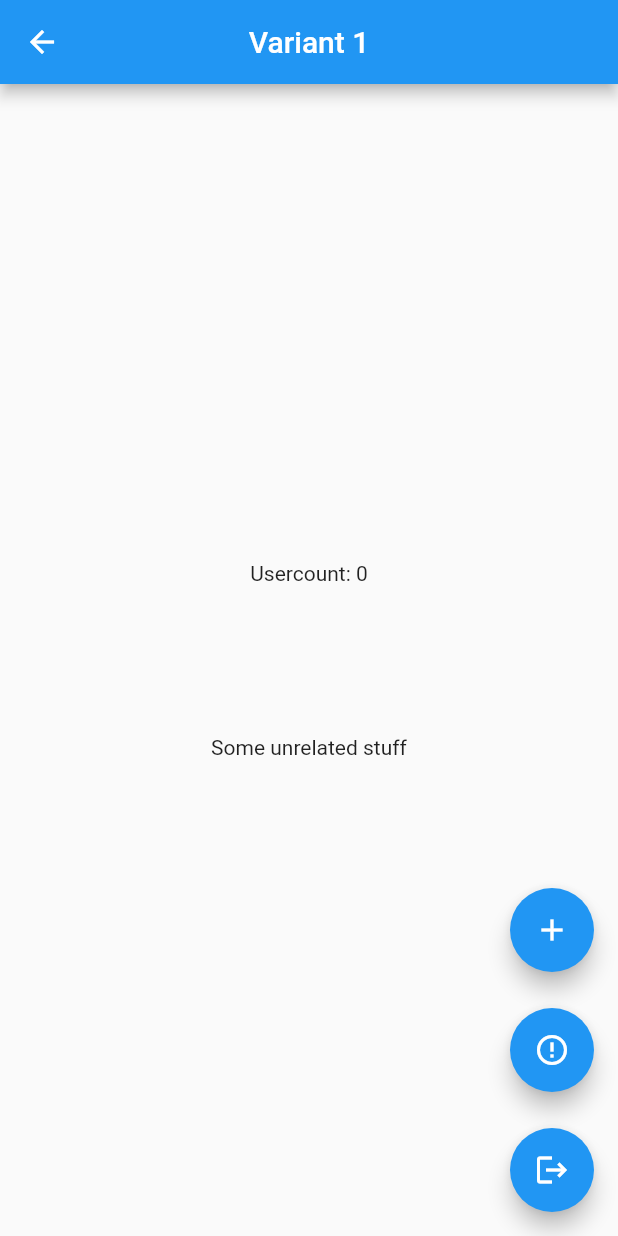
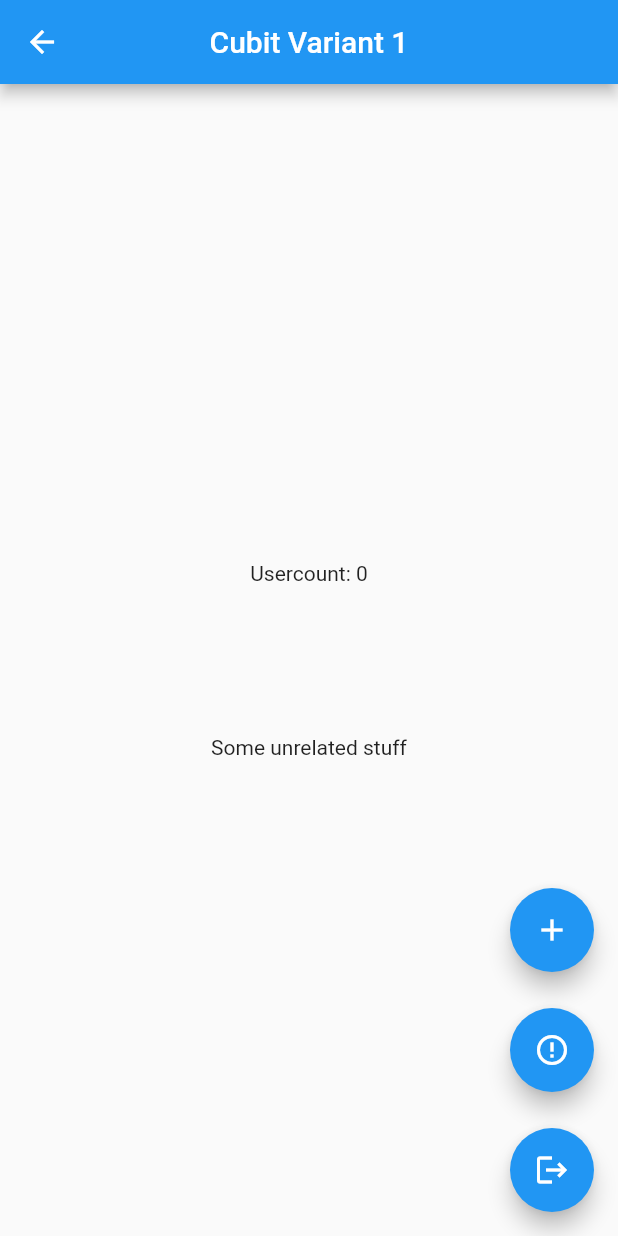
Before and after one commit to MuTe33/basic_bloc_example, a Flutter app: the screen it shows after launch, after a tap on "Variant 1", on a phone screen of 412 x 824 dp. Run offline on Flutter 3.47's test engine with Material 2 defaults, Android fonts, the phone set to English and light mode, and no system bars; our stand-ins replace bloc, equatable, flutter_bloc.

Commit message:
started adding BLoC example

```diff
--- /dev/null
+++ b/lib/feature/shopping_cart_example_bloc/cart/cart_bloc.dart
@@ -0,0 +1,18 @@
+import 'dart:async';
+
+import 'package:bloc/bloc.dart';
+import 'package:meta/meta.dart';
+
+part 'cart_event.dart';
+part 'cart_state.dart';
+
+class CartBloc extends Bloc<CartEvent, CartState> {
+  CartBloc() : super(CartInitial());
+
+  @override
+  Stream<CartState> mapEventToState(
+    CartEvent event,
+  ) async* {
+    // TODO: implement mapEventToState
+  }
+}
--- /dev/null
+++ b/lib/feature/shopping_cart_example_bloc/cart/cart_event.dart
@@ -0,0 +1,4 @@
+part of 'cart_bloc.dart';
+
+@immutable
+abstract class CartEvent {}
--- /dev/null
+++ b/lib/feature/shopping_cart_example_bloc/cart/cart_state.dart
@@ -0,0 +1,6 @@
+part of 'cart_bloc.dart';
+
+@immutable
+abstract class CartState {}
+
+class CartInitial extends CartState {}
--- /dev/null
+++ b/lib/feature/shopping_cart_example_bloc/catalog/catalog_bloc.dart
@@ -0,0 +1,18 @@
+import 'dart:async';
+
+import 'package:bloc/bloc.dart';
+import 'package:meta/meta.dart';
+
+part 'catalog_event.dart';
+part 'catalog_state.dart';
+
+class CatalogBloc extends Bloc<CatalogEvent, CatalogState> {
+  CatalogBloc() : super(CatalogInitial());
+
+  @override
+  Stream<CatalogState> mapEventToState(
+    CatalogEvent event,
+  ) async* {
+    // TODO: implement mapEventToState
+  }
+}
--- /dev/null
+++ b/lib/feature/shopping_cart_example_bloc/catalog/catalog_event.dart
@@ -0,0 +1,4 @@
+part of 'catalog_bloc.dart';
+
+@immutable
+abstract class CatalogEvent {}
--- /dev/null
+++ b/lib/feature/shopping_cart_example_bloc/catalog/catalog_state.dart
@@ -0,0 +1,6 @@
+part of 'catalog_bloc.dart';
+
+@immutable
+abstract class CatalogState {}
+
+class CatalogInitial extends CatalogState {}
--- a/lib/feature/user/variant_2/user_view_2.dart
+++ b/lib/feature/user_example_cubit/variant_1/user_view_1.dart
@@ -1,39 +1,39 @@
-import 'package:basic_bloc_example/feature/user/variant_2/user_cubit_2.dart';
+import 'package:basic_bloc_example/feature/user_example_cubit/variant_1/user_cubit_1.dart';
 import 'package:flutter/material.dart';
 import 'package:flutter_bloc/flutter_bloc.dart';
 
-class PageVariant2 extends StatelessWidget {
-  const PageVariant2({Key? key}) : super(key: key);
+class PageVariant1 extends StatelessWidget {
+  const PageVariant1({Key? key}) : super(key: key);
 
   static Route route() {
-    return MaterialPageRoute<void>(builder: (_) => PageVariant2());
+    return MaterialPageRoute<void>(builder: (_) => PageVariant1());
   }
 
   @override
   Widget build(BuildContext context) {
-    final cubit = context.watch<UserCubit2>();
+    final cubit = context.watch<UserCubit1>();
 
     return Scaffold(
       appBar: AppBar(
-        title: Text('Variant 2'),
+        title: Text('Cubit Variant 1'),
         centerTitle: true,
       ),
       body: Center(
         child: Column(
           mainAxisAlignment: MainAxisAlignment.center,
           children: <Widget>[
-            BlocBuilder<UserCubit2, UserState2>(
+            BlocBuilder<UserCubit1, UserState1>(
               builder: (context, state) {
-                switch (state.status) {
-                  case UserStatus.initial:
-                    return Text('Usercount: ${state.userCount}');
-                  case UserStatus.loading:
-                    return Text('LOADING');
-                  case UserStatus.success:
-                    return Text('Usercount: ${state.userCount}');
-                  case UserStatus.failure:
-                    return Text('ERROR :(');
+                if (state is UserInitial) {
+                  return Text('Usercount: ${state.userCount}');
+                } else if (state is UserLoadSuccess) {
+                  return Text('Usercount: ${state.userCount}');
+                } else if (state is UserLoading) {
+                  return Text('LOADING');
+                } else if (state is UserLoadFailure) {
+                  return Text('ERROR :(');
                 }
+                return Text('Huuuh, this should never be shown?');
               },
             ),
             SizedBox(height: 100),
--- a/lib/feature/user/variant_3/user_view_3.dart
+++ b/lib/feature/user_example_cubit/variant_2/user_view_2.dart
@@ -1,28 +1,28 @@
-import 'package:basic_bloc_example/feature/user/variant_3/user_cubit_3.dart';
+import 'package:basic_bloc_example/feature/user_example_cubit/variant_2/user_cubit_2.dart';
 import 'package:flutter/material.dart';
 import 'package:flutter_bloc/flutter_bloc.dart';
 
-class PageVariant3 extends StatelessWidget {
-  const PageVariant3({Key? key}) : super(key: key);
+class PageVariant2 extends StatelessWidget {
+  const PageVariant2({Key? key}) : super(key: key);
 
   static Route route() {
-    return MaterialPageRoute<void>(builder: (_) => PageVariant3());
+    return MaterialPageRoute<void>(builder: (_) => PageVariant2());
   }
 
   @override
   Widget build(BuildContext context) {
-    final cubit = context.watch<UserCubit3>();
+    final cubit = context.watch<UserCubit2>();
 
     return Scaffold(
       appBar: AppBar(
-        title: Text('Variant 3'),
+        title: Text('Cubit Variant 2'),
         centerTitle: true,
       ),
       body: Center(
         child: Column(
           mainAxisAlignment: MainAxisAlignment.center,
           children: <Widget>[
-            BlocBuilder<UserCubit3, UserState3>(
+            BlocBuilder<UserCubit2, UserState2>(
               builder: (context, state) {
                 switch (state.status) {
                   case UserStatus.initial:
--- a/lib/feature/user/variant_1/user_view_1.dart
+++ b/lib/feature/user_example_cubit/variant_3/user_view_3.dart
@@ -1,39 +1,39 @@
-import 'package:basic_bloc_example/feature/user/variant_1/user_cubit_1.dart';
+import 'package:basic_bloc_example/feature/user_example_cubit/variant_3/user_cubit_3.dart';
 import 'package:flutter/material.dart';
 import 'package:flutter_bloc/flutter_bloc.dart';
 
-class PageVariant1 extends StatelessWidget {
-  const PageVariant1({Key? key}) : super(key: key);
+class PageVariant3 extends StatelessWidget {
+  const PageVariant3({Key? key}) : super(key: key);
 
   static Route route() {
-    return MaterialPageRoute<void>(builder: (_) => PageVariant1());
+    return MaterialPageRoute<void>(builder: (_) => PageVariant3());
   }
 
   @override
   Widget build(BuildContext context) {
-    final cubit = context.watch<UserCubit1>();
+    final cubit = context.watch<UserCubit3>();
 
     return Scaffold(
       appBar: AppBar(
-        title: Text('Variant 1'),
+        title: Text('Cubit Variant 3'),
         centerTitle: true,
       ),
       body: Center(
         child: Column(
           mainAxisAlignment: MainAxisAlignment.center,
           children: <Widget>[
-            BlocBuilder<UserCubit1, UserState1>(
+            BlocBuilder<UserCubit3, UserState3>(
               builder: (context, state) {
-                if (state is UserInitial) {
-                  return Text('Usercount: ${state.userCount}');
-                } else if (state is UserLoadSuccess) {
-                  return Text('Usercount: ${state.userCount}');
-                } else if (state is UserLoading) {
-                  return Text('LOADING');
-                } else if (state is UserLoadFailure) {
-                  return Text('ERROR :(');
+                switch (state.status) {
+                  case UserStatus.initial:
+                    return Text('Usercount: ${state.userCount}');
+                  case UserStatus.loading:
+                    return Text('LOADING');
+                  case UserStatus.success:
+                    return Text('Usercount: ${state.userCount}');
+                  case UserStatus.failure:
+                    return Text('ERROR :(');
                 }
-                return Text('Huuuh, this should never be shown?');
               },
             ),
             SizedBox(height: 100),
--- a/lib/main.dart
+++ b/lib/main.dart
@@ -1,11 +1,14 @@
 import 'package:basic_bloc_example/data/user_repository.dart';
 import 'package:basic_bloc_example/example_bloc_observer.dart';
-import 'package:basic_bloc_example/feature/user/variant_1/user_cubit_1.dart';
-import 'package:basic_bloc_example/feature/user/variant_1/user_view_1.dart';
-import 'package:basic_bloc_example/feature/user/variant_2/user_cubit_2.dart';
-import 'package:basic_bloc_example/feature/user/variant_2/user_view_2.dart';
-import 'package:basic_bloc_example/feature/user/variant_3/user_cubit_3.dart';
-import 'package:basic_bloc_example/feature/user/variant_3/user_view_3.dart';
+import 'package:basic_bloc_example/feature/shopping_cart_example_bloc/cart/cart_bloc.dart';
+import 'package:basic_bloc_example/feature/shopping_cart_example_bloc/catalog/catalog_bloc.dart';
+import 'package:basic_bloc_example/feature/shopping_cart_example_bloc/shopping_cart_view.dart';
+import 'package:basic_bloc_example/feature/user_example_cubit/variant_1/user_cubit_1.dart';
+import 'package:basic_bloc_example/feature/user_example_cubit/variant_1/user_view_1.dart';
+import 'package:basic_bloc_example/feature/user_example_cubit/variant_2/user_cubit_2.dart';
+import 'package:basic_bloc_example/feature/user_example_cubit/variant_2/user_view_2.dart';
+import 'package:basic_bloc_example/feature/user_example_cubit/variant_3/user_cubit_3.dart';
+import 'package:basic_bloc_example/feature/user_example_cubit/variant_3/user_view_3.dart';
 import 'package:flutter/material.dart';
 import 'package:flutter_bloc/flutter_bloc.dart';
 
@@ -32,6 +35,8 @@ class BlocTestApp extends StatelessWidget {
         BlocProvider(create: (_) => UserCubit1(_userRepository)),
         BlocProvider(create: (_) => UserCubit2(_userRepository)),
         BlocProvider(create: (_) => UserCubit3(_userRepository)),
+        BlocProvider(create: (_) => CartBloc()),
+        BlocProvider(create: (_) => CatalogBloc()),
       ],
       child: BlocTestAppWidget(),
     );
@@ -50,9 +55,23 @@ class BlocTestAppWidget extends StatelessWidget {
       title: 'BLoC Library Test',
       home: Scaffold(
         body: Center(
-          child: Column(
+          child: Row(
+            mainAxisAlignment: MainAxisAlignment.spaceEvenly,
+            children: [
+              Column(
                 mainAxisAlignment: MainAxisAlignment.center,
                 children: [
+                  Text('BLoC Example'),
+                  OutlinedButton(
+                    onPressed: () => _navigator.push(ShoppingCartView.route()),
+                    child: Text('Shopping Cart View'),
+                  ),
+                ],
+              ),
+              Column(
+                mainAxisAlignment: MainAxisAlignment.center,
+                children: [
+                  Text('Cubit Examples'),
                   OutlinedButton(
                     onPressed: () => _navigator.push(PageVariant1.route()),
                     child: Text('Variant 1'),
@@ -67,6 +86,8 @@ class BlocTestAppWidget extends StatelessWidget {
                   ),
                 ],
               ),
+            ],
+          ),
         ),
       ),
     );
```
Also changed, not shown: lib/feature/shopping_cart_example_bloc/cart/cart_view.dart (added, +10 -0 lines), lib/feature/shopping_cart_example_bloc/catalog/catalog_view.dart (added, +35 -0 lines), lib/feature/shopping_cart_example_bloc/shopping_cart_view.dart (added, +28 -0 lines), lib/feature/user_example_cubit/variant_1/user_cubit_1.dart (renamed from lib/feature/user/variant_1/user_cubit_1.dart), lib/feature/user_example_cubit/variant_1/user_state_1.dart (renamed from lib/feature/user/variant_1/user_state_1.dart), lib/feature/user_example_cubit/variant_2/user_cubit_2.dart (renamed from lib/feature/user/variant_2/user_cubit_2.dart), lib/feature/user_example_cubit/variant_2/user_state_2.dart (renamed from lib/feature/user/variant_2/user_state_2.dart), lib/feature/user_example_cubit/variant_3/user_cubit_3.dart (renamed from lib/feature/user/variant_3/user_cubit_3.dart), lib/feature/user_example_cubit/variant_3/user_state_3.dart (renamed from lib/feature/user/variant_3/user_state_3.dart). Lines whose indentation alone changed are shown as unchanged.
